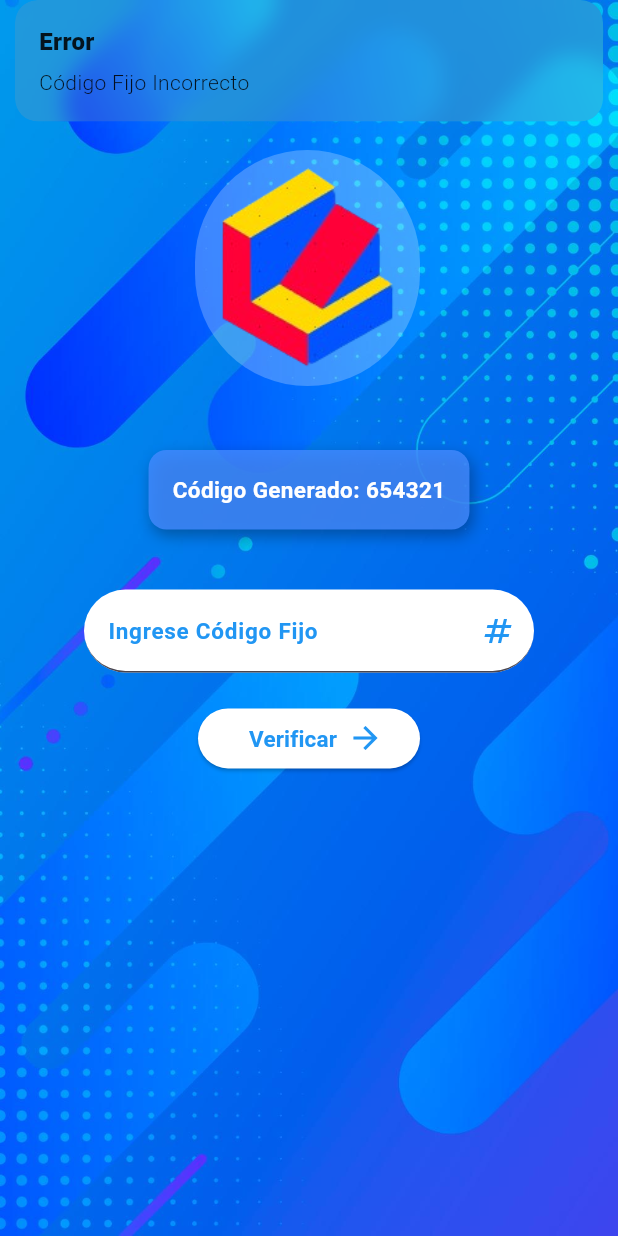
After one commit to shadow-shield/cajero_animado, a Flutter app: the PantallaCodigoFijo screen opened by its route, after a tap on "Verificar", on a phone screen of 412 x 824 dp. The commit adds this screen. Run offline on Flutter 3.47's test engine with Material 3 defaults, Android fonts, the phone set to English and light mode, and no system bars; our stand-ins replace animated_text_kit, get.

Commit message:
cajero animado

```diff
--- a/cajero_animado/lib/controllers/atm_controller.dart
+++ b/cajero_animado/lib/controllers/atm_controller.dart
@@ -9,12 +9,19 @@ class ATMController extends GetxController {
   int? cantidadRetiro;
   List<int>? billetesUsados;
 
-  get codigoTemporal => null;
+  int? codigoTemporal; // Añadido para almacenar el código temporal
+  int? codigoEstatico; // Añadido para almacenar el código estático
 
   void autenticar(String tarjeta, String clave) {
     numeroTarjeta = tarjeta;
     this.clave = clave;
     update();
+
+    // Establece el código estático si la tarjeta es la esperada
+    if (numeroTarjeta == '11234567890') {
+      codigoEstatico = atmModel.obtenerCodigoEstatico(numeroTarjeta!);
+    }
+    update(); // Asegúrate de llamar a update() para refrescar la interfaz de usuario
   }
 
   bool verificarAutenticacion() {
@@ -22,23 +29,28 @@ class ATMController extends GetxController {
   }
 
   void generarCodigoTemporal() {
+    if (numeroTarjeta == '01234567890') {
       atmModel.generarCodigoTemporal();
+      codigoTemporal = atmModel.codigoTemporal;
       update();
     }
+  }
+
   bool validarCantidad(int cantidad) {
     return cantidad > 0 && cantidad % 10000 == 0;
   }
 
-
   bool verificarCodigoTemporal(int codigo) {
+    if (numeroTarjeta == '11234567890') {
+      // No se verifica código temporal para la cuenta con código estático
+      return true;
+    }
     return atmModel.verificarCodigoTemporal(codigo);
   }
 
   void calcularBilletes(int cantidad) {
     cantidadRetiro = cantidad;
     billetesUsados = atmModel.calcularBilletesUsados(cantidad);
-  billetesUsados!.sort((a, b) => b.compareTo(a));  // Ordenar de mayor a menor
+    billetesUsados!.sort((a, b) => b.compareTo(a));
   }
-
-
 }
--- a/cajero_animado/lib/main.dart
+++ b/cajero_animado/lib/main.dart
@@ -1,3 +1,4 @@
+import 'package:cajero_animado/screens/pantalla_codigo_fijo.dart';
 import 'package:flutter/material.dart';
 import 'package:get/get.dart';
 import 'screens/pantalla_principal.dart';
@@ -21,6 +22,7 @@ class CajeroApp extends StatelessWidget {
         '/': (context) => PantallaPrincipal(),
         '/codigo': (context) => PantallaCodigo(),
         '/codigo-temporal': (context) => PantallaCodigoTemporal(),
+        '/codigo-fijo': (context) => PantallaCodigoFijo(),
         '/retiro': (context) => PantallaRetiro(),
         '/recibo': (context) => PantallaRecibo(),
       },
--- a/cajero_animado/lib/model/atm_model.dart
+++ b/cajero_animado/lib/model/atm_model.dart
@@ -1,14 +1,14 @@
 class ATMModel {
   final Map<String, String> credenciales = {
-    '1234567890123456': '1234',
-    '0987654321': '4321',
-
+    '11234567890': '1234',
+    '01234567890': '4321',
   };
 
   final List<int> billetes = [10000, 20000, 50000, 100000];
   Map<String, int> intentosClave = {};
   int? codigoTemporal;
   int tiempocodigo = 0;
+  final int codigofijo = 654321; // Código estático
 
   bool autenticar(String tarjeta, String clave) {
     if (intentosClave[tarjeta] != null && intentosClave[tarjeta]! >= 3) {
@@ -35,7 +35,7 @@ class ATMModel {
 
   bool verificarCodigoTemporal(int codigoIngresado) {
     final int tiempoActual = DateTime.now().millisecondsSinceEpoch;
-    if (tiempoActual - tiempocodigo > 120000) {
+    if (codigoTemporal == null || tiempoActual - tiempocodigo > 120000) {
       return false;
     }
     return codigoIngresado == codigoTemporal;
@@ -60,4 +60,11 @@ class ATMModel {
     }
     return billetesUsados;
   }
+
+  int obtenerCodigoEstatico(String tarjeta) {
+    if (tarjeta == '11234567890') {
+      return codigofijo;
+    }
+    return -1; // Retorna un valor inválido si no es la cuenta esperada
+  }
 }
--- a/cajero_animado/lib/screens/pantalla_codigo.dart
+++ b/cajero_animado/lib/screens/pantalla_codigo.dart
@@ -19,8 +19,6 @@ class PantallaCodigo extends StatelessWidget {
               fit: BoxFit.cover,
             ),
           ),
-
-
           Padding(
             padding: const EdgeInsets.only(top: 200),
             child: Column(
@@ -57,17 +55,14 @@ class PantallaCodigo extends StatelessWidget {
                   width: 350,
                   child: TextField(
                     controller: tarjetaController,
-
                     decoration: InputDecoration(
-
                       border: UnderlineInputBorder(
                         borderRadius: BorderRadius.circular(50),
                         borderSide: BorderSide(color: Colors.white),
                       ),
-                      labelText: 'Número de Tarjeta',
+                      labelText: 'Número de Cuenta',
                       filled: true,
-
-                      suffixIcon: Image.asset('assets/tarjeta.gif',width: 1,),
+                      suffixIcon: Image.asset('assets/tarjeta.gif', width: 1,),
                       labelStyle: TextStyle(
                         color: Colors.blue,
                         fontSize: 15,
@@ -92,12 +87,12 @@ class PantallaCodigo extends StatelessWidget {
                         borderSide: BorderSide(color: Colors.white),
                       ),
                       labelText: 'Clave Segura',
-                      suffixIcon: Image.asset('assets/contrasena.gif',width: 1,),
+                      suffixIcon: Image.asset('assets/contrasena.gif', width: 1,),
                       labelStyle: TextStyle(
                         color: Colors.blue,
                         fontSize: 16,
                         fontWeight: FontWeight.bold
-                        ),
+                      ),
                       filled: true,
                       fillColor: Colors.white,
                     ),
@@ -108,15 +103,24 @@ class PantallaCodigo extends StatelessWidget {
                 SizedBox(height: 20),
                 ElevatedButton(
                   style: ButtonStyle(
-                    backgroundColor: WidgetStateProperty.all(Colors.white)
+                    backgroundColor: WidgetStateProperty.all(Colors.white),
                   ),
                   onPressed: () {
+
                     controller.autenticar(tarjetaController.text, claveController.text);
+
+
                     if (controller.verificarAutenticacion()) {
-                      controller.generarCodigoTemporal();
-                      Get.toNamed('/codigo-temporal');
+                      if (tarjetaController.text == '11234567890') {
+                        Get.toNamed('/codigo-fijo');
+                      } else if (tarjetaController.text == '01234567890') {
+                        controller.generarCodigoTemporal();
+                        Get.toNamed('/codigo-temporal');
+                      } else {
+                        Get.snackbar('Error', 'Número de cuenta no reconocido', backgroundColor: Colors.white, colorText: Colors.blue);
+                      }
                     } else {
-                      Get.snackbar('Error', 'Tarjeta o clave segura incorrecta',backgroundColor: Colors.white,colorText: Colors.blue);
+                      Get.snackbar('Error', 'Tarjeta o clave segura incorrecta', backgroundColor: Colors.white, colorText: Colors.blue);
                     }
                   },
                   child: SizedBox(
@@ -125,20 +129,16 @@ class PantallaCodigo extends StatelessWidget {
                       crossAxisAlignment: CrossAxisAlignment.center,
                       children: [
                         SizedBox(width: 10,),
-                        Text('Ingresar',style: TextStyle(
+                        Text('Ingresar', style: TextStyle(
                           color: Colors.blue,
                           fontSize: 16,
                           fontWeight: FontWeight.bold
-                          ),),
-                        SizedBox(
-                          width: 7,
-
-                        ),
+                        ),),
+                        SizedBox(width: 7,),
                         Icon(
                           Icons.arrow_forward,
                           size: 22,
                           color: Colors.blue,
-
                         )
                       ],
                     ),
@@ -146,11 +146,7 @@ class PantallaCodigo extends StatelessWidget {
                 ),
               ],
             ),
-
           ),
-
-
-
         ],
       ),
     );
--- /dev/null
+++ b/cajero_animado/lib/screens/pantalla_codigo_fijo.dart
@@ -0,0 +1,137 @@
+import 'package:flutter/material.dart';
+import 'package:get/get.dart';
+import '../controllers/atm_controller.dart';
+
+class PantallaCodigoFijo extends StatelessWidget {
+  final ATMController controller = Get.find();
+  final TextEditingController codigoController = TextEditingController();
+
+  @override
+  Widget build(BuildContext context) {
+    return Scaffold(
+      body: Stack(
+        children: [
+
+          Positioned.fill(
+            child: Image.asset(
+              'assets/fondoapp.jpg',
+              fit: BoxFit.cover,
+            ),
+          ),
+          Container(
+                    margin: EdgeInsets.only(top: 100,left: 130,),
+
+                    decoration: BoxDecoration(
+                      borderRadius: BorderRadius.circular(100),
+                      color: Colors.white24,
+                    ),
+                    child: Image.asset(
+                      'assets/bancoagil.png',
+                      width: 150,
+                    ),
+                  ),
+          Padding(
+            padding: const EdgeInsets.only(top: 300),
+            child: Column(
+              children: [
+                Container(
+                decoration: BoxDecoration(
+                  color: Colors.blueAccent.withOpacity(0.8),
+                  borderRadius: BorderRadius.circular(12),
+                  boxShadow: [
+                    BoxShadow(
+                      color: Colors.black.withOpacity(0.3),
+                      blurRadius: 8,
+                      offset: Offset(2, 4),
+                    ),
+                  ],
+                ),
+                  padding: EdgeInsets.all(16),
+                  margin: EdgeInsets.only(bottom: 40),
+                  child: AnimatedOpacity(
+                    opacity: 1.0,
+                    duration: Duration(seconds: 2),
+                    child: Text(
+                      'Código Generado: ${controller.atmModel.codigofijo}',
+                      style: TextStyle(
+                        color: Colors.white,
+                        fontSize: 15,
+                        fontWeight: FontWeight.bold,
+                                    ),
+                                  ),
+                                ),
+                      )
+                      ,
+                Container(
+
+                ),
+                SizedBox(
+                  width: 300,
+                  child: TextField(
+
+                    controller: codigoController,
+                    decoration: InputDecoration(
+                      labelText: 'Ingrese Código Fijo',
+                      labelStyle: TextStyle(
+                        fontSize: 15,
+                        fontWeight: FontWeight.bold,
+                        color: Colors.blue
+                        ),
+                      filled: true,
+                      suffixIcon: Icon(
+                        Icons.numbers
+                      ),
+                      suffixIconColor: Colors.blue,
+                      fillColor: Colors.white,
+                      border: UnderlineInputBorder(
+                        borderRadius: BorderRadius.circular(50),
+                        borderSide: BorderSide(color: Colors.white),
+                      )
+                    ),
+                    keyboardType: TextInputType.number,
+                  ),
+                ),
+                SizedBox(height: 20),
+                ElevatedButton(
+                  style: ButtonStyle(
+                    backgroundColor: WidgetStateProperty.all(Colors.white),
+                  ),
+                  onPressed: () {
+                    if (controller.verificarCodigoTemporal(int.tryParse(codigoController.text) ?? 0)) {
+                      Get.toNamed('/retiro');
+                    } else {
+                      Get.snackbar('Error', 'Código Fijo Incorrecto');
+                    }
+                  },
+                  child: SizedBox(
+                    width: 100,
+                    child: Row(
+                      crossAxisAlignment: CrossAxisAlignment.center,
+                      children: [
+                        SizedBox(width: 10),
+                        Text(
+                          'Verificar',
+                          style: TextStyle(
+                            color: Colors.blue,
+                            fontSize: 15,
+                            fontWeight: FontWeight.bold
+                            ),
+                        ),
+                        SizedBox(width: 7),
+                        Icon(
+                          Icons.arrow_forward,
+                          size: 24,
+                          color: Colors.blue,
+                        ),
+                      ],
+                    ),
+                  ),
+                ),
+              ],
+            ),
+          ),
+        ],
+      ),
+    );
+  }
+}
```
Lines whose indentation alone changed are shown as unchanged.
